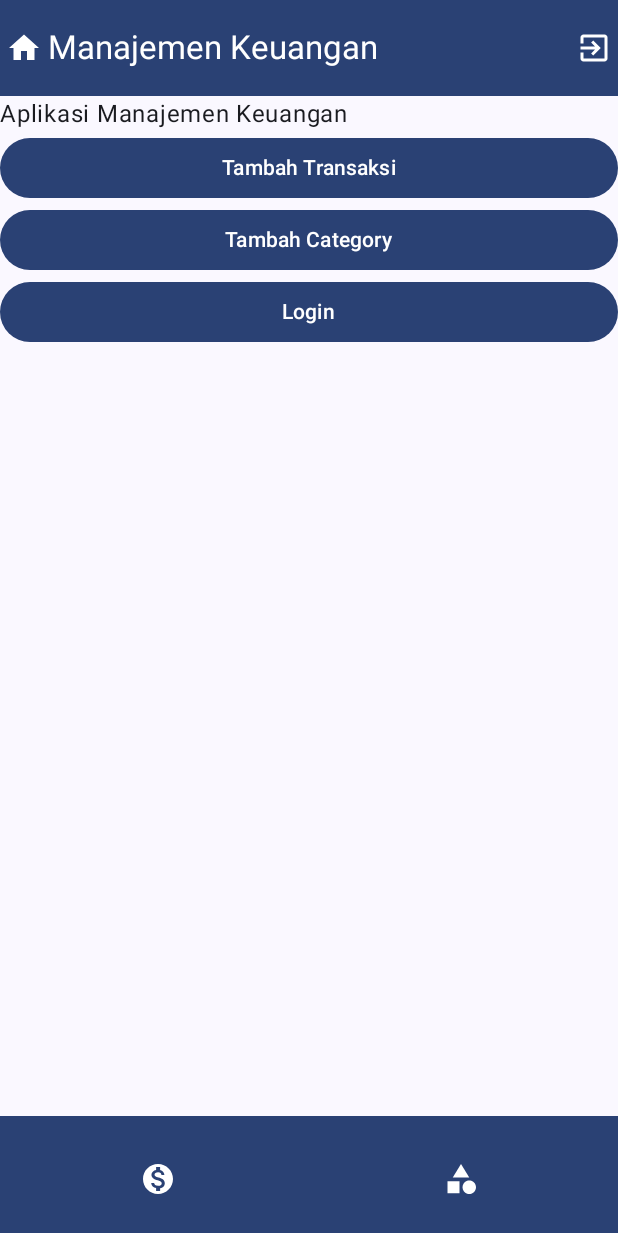
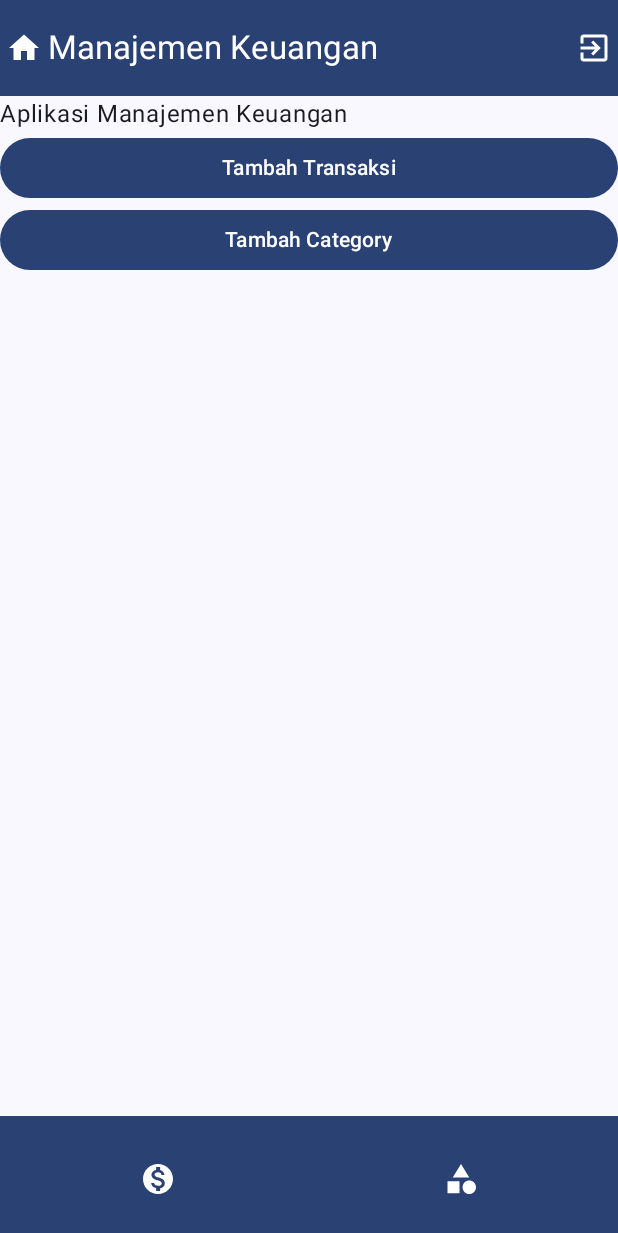
Before and after one commit to jusondac/prakmob_managemen_keuangan, an Android app built with Jetpack Compose: the HomeScreen screen opened through its navigation route, on a phone screen of 412 x 824 dp. Shown: the top 1233 px of the screen. Run offline under Robolectric (Android 15) with nearby library versions, the phone set to English and light mode, and no system bars; our stand-ins replace Dagger/Hilt's generated code.

```diff
--- a/app/src/main/java/id/ac/unpas/managemen_keuangan/ui/screens/HomeScreen.kt
+++ b/app/src/main/java/id/ac/unpas/managemen_keuangan/ui/screens/HomeScreen.kt
@@ -27,10 +27,5 @@ fun HomeScreen(navController: NavController, modifier: Modifier = Modifier, onLi
             Text(text = "Tambah Category")
         }
 
-        Button(onClick = {
-            navController.navigate(NavScreen.Login.route)
-        }, modifier = Modifier.fillMaxWidth()) {
-            Text(text = "Login")
-        }
     }
 }
```
Also changed, not shown: app/src/main/java/id/ac/unpas/managemen_keuangan/ui/screens/TransactionScreens/TransactionItem.kt (+8 -6 lines).
